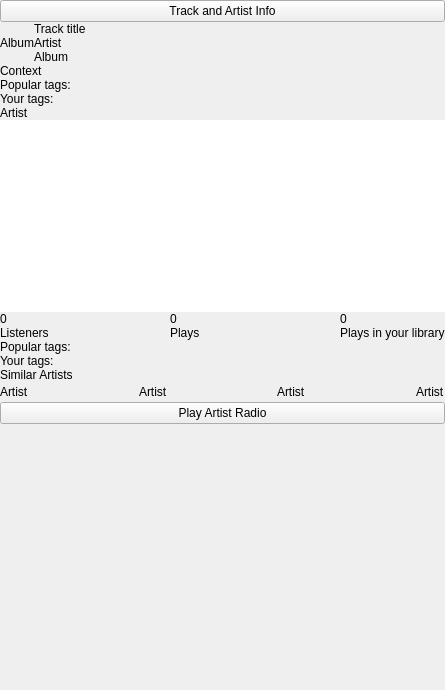
Above: app/client/Widgets/MetadataWidget.ui from mutecypher/lastfm-desktop before the change. Below: the same form after it.
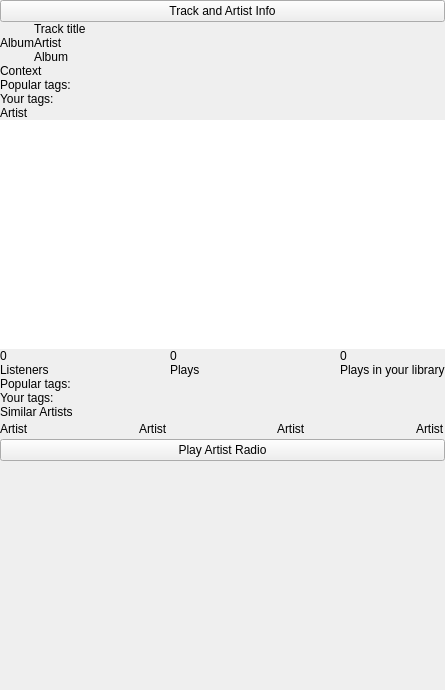
That is the form after the change. The open tabs and pages were chosen to show the change. Custom widgets are drawn as their Qt base class.

```diff
--- a/app/client/Widgets/MetadataWidget.ui
+++ b/app/client/Widgets/MetadataWidget.ui
@@ -46,10 +46,13 @@
        <rect>
         <x>0</x>
         <y>0</y>
-        <width>433</width>
-        <height>666</height>
+        <width>445</width>
+        <height>667</height>
        </rect>
       </property>
+      <property name="autoFillBackground">
+       <bool>false</bool>
+      </property>
       <layout class="QVBoxLayout" name="verticalLayout_3" stretch="0,1">
        <property name="spacing">
         <number>0</number>
@@ -163,7 +166,7 @@
        <item>
         <widget class="QStackedWidget" name="loadingStack">
          <property name="currentIndex">
-          <number>0</number>
+          <number>1</number>
          </property>
          <widget class="QWidget" name="content">
           <layout class="QVBoxLayout" name="verticalLayout_8">
@@ -238,7 +241,7 @@
              <property name="frameShadow">
               <enum>QFrame::Raised</enum>
              </property>
-             <layout class="QVBoxLayout" name="verticalLayout_4">
+             <layout class="QVBoxLayout" name="verticalLayout_4" stretch="0,0,0,0,0,0,0,0,0">
               <property name="spacing">
                <number>0</number>
               </property>
@@ -504,25 +507,44 @@
                 </property>
                </widget>
               </item>
+              <item>
+               <spacer name="verticalSpacer_2">
+                <property name="orientation">
+                 <enum>Qt::Vertical</enum>
+                </property>
+                <property name="sizeHint" stdset="0">
+                 <size>
+                  <width>20</width>
+                  <height>0</height>
+                 </size>
+                </property>
+               </spacer>
+              </item>
              </layout>
             </widget>
            </item>
+          </layout>
+         </widget>
+         <widget class="QWidget" name="spinner">
+          <layout class="QHBoxLayout" name="horizontalLayout_3">
+           <property name="spacing">
+            <number>0</number>
+           </property>
+           <property name="margin">
+            <number>0</number>
+           </property>
            <item>
-            <spacer name="verticalSpacer_2">
-             <property name="orientation">
-              <enum>Qt::Vertical</enum>
+            <widget class="QLabel" name="spinnerLabel">
+             <property name="text">
+              <string>TextLabel</string>
              </property>
-             <property name="sizeHint" stdset="0">
-              <size>
-               <width>20</width>
-               <height>20</height>
-              </size>
+             <property name="alignment">
+              <set>Qt::AlignHCenter|Qt::AlignTop</set>
              </property>
-            </spacer>
+            </widget>
            </item>
           </layout>
          </widget>
-         <widget class="QWidget" name="spinner"/>
         </widget>
        </item>
       </layout>
```
